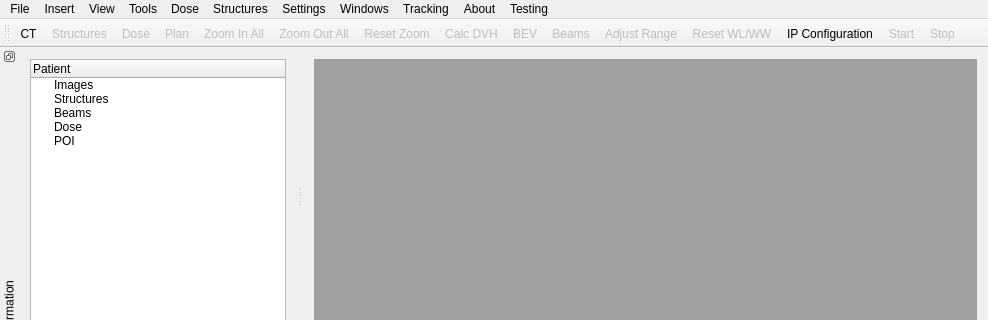
First picture: the form in mainwindow.ui, repository Jothy/KIMView, before the edit; both pictures show x 0 to 988 and y 0 to 320 of the 988 by 586 pixel window.
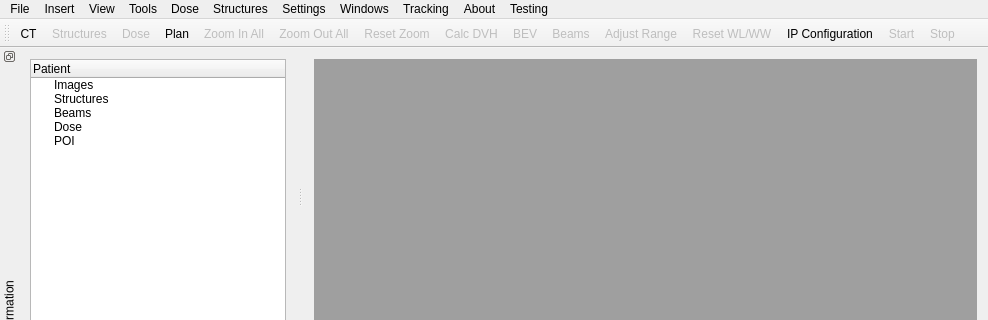
Second picture: the form after the edit. Icons and pictures are not drawn.

What changed in the file:
```diff
--- a/mainwindow.ui
+++ b/mainwindow.ui
@@ -474,7 +474,7 @@
   </action>
   <action name="actionPlan">
    <property name="enabled">
-    <bool>false</bool>
+    <bool>true</bool>
    </property>
    <property name="icon">
     <iconset resource="RC.qrc">
```
Left out of the diff: 6 changed lines with no effect on the pictures.
